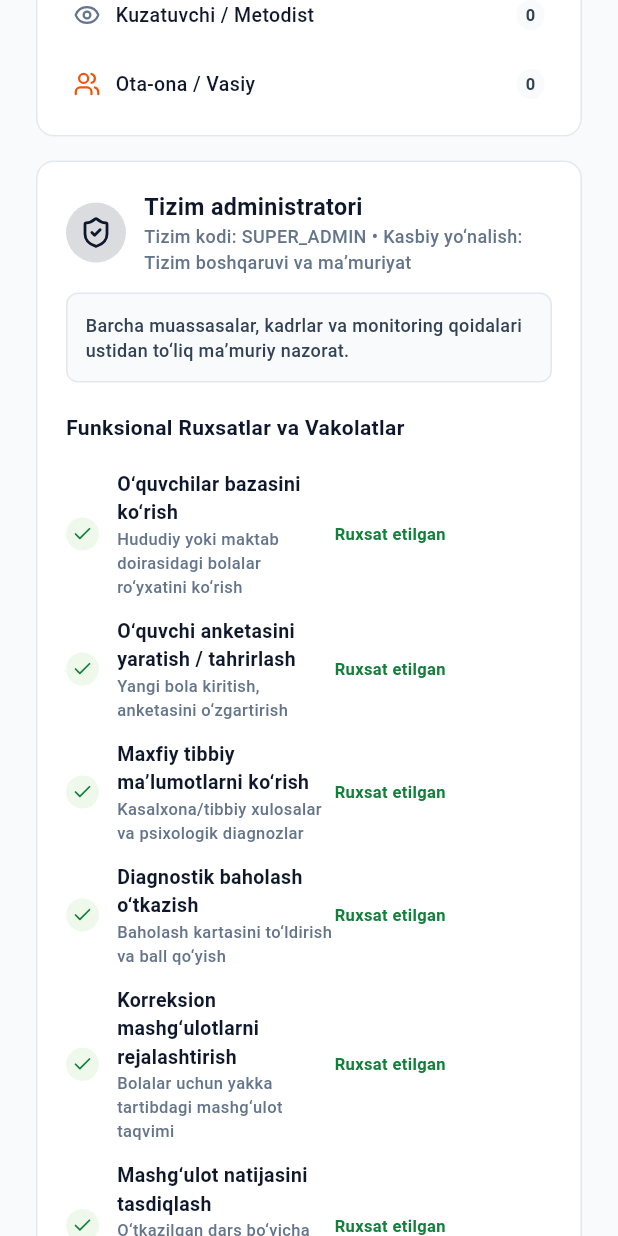
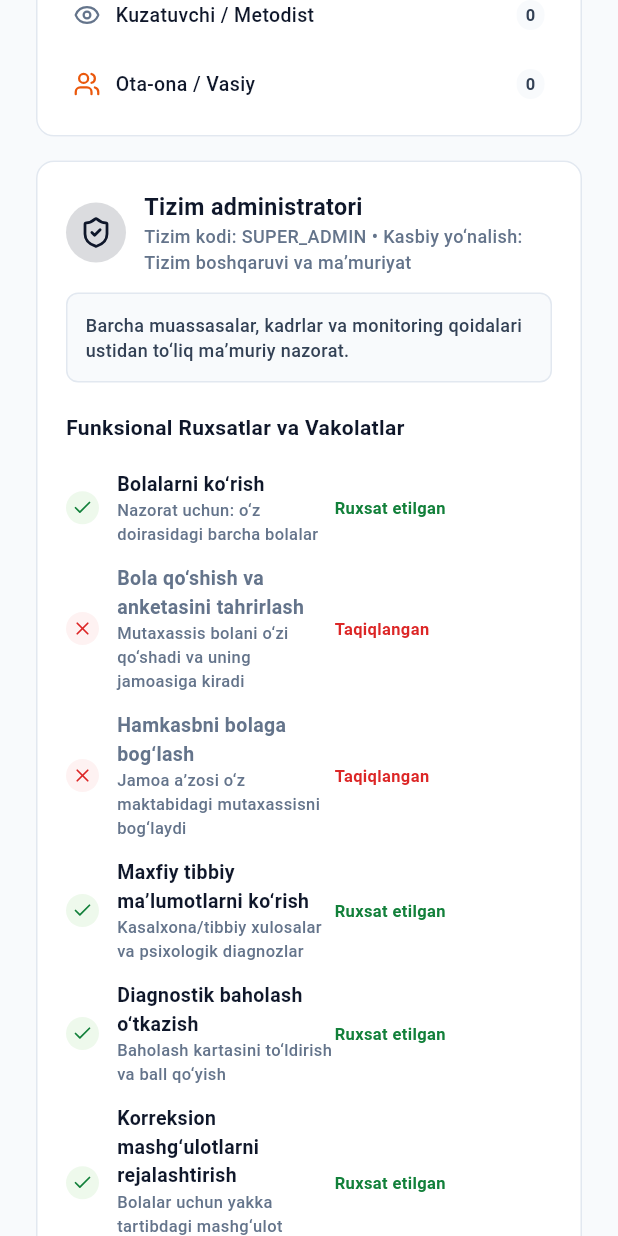
Before and after one commit to Barko-07/Talim-Nazorat, a Flutter app: the AdminRolesTab widget shown alone on an empty page, opened directly, scrolled down 576 dp, on a phone screen of 412 x 824 dp. Run offline on Flutter 3.47's test engine with Material 3 defaults, Android fonts, the phone set to English and light mode, and no system bars; our stand-ins replace fl_chart, flutter_animate, google_fonts, lucide_icons_flutter, qr_flutter, shared_preferences and 1 more; missing offline and left inert: dart:js_interop; accounts and stored records are empty.

Commit message:
fix(admin): roles page describes the team rules
Co-Authored-By: Claude Opus 5.5 <noreply@anthropic.com>

```diff
--- a/lib/screens/admin/tabs/admin_roles_tab.dart
+++ b/lib/screens/admin/tabs/admin_roles_tab.dart
@@ -2,6 +2,7 @@ import 'package:lucide_icons_flutter/lucide_icons.dart';
 import 'package:flutter/material.dart';
 import 'package:provider/provider.dart';
 
+import '../../../services/access_control_service.dart';
 import '../../../core/constants/app_colors.dart';
 import '../../../models/user_model.dart';
 import '../../../providers/app_provider.dart';
@@ -286,20 +287,33 @@ class _AdminRolesTabState extends State<AdminRolesTab> {
                       ),
                       const SizedBox(height: 12),
                       _buildPermissionItem(
-                        title: 'O‘quvchilar bazasini ko‘rish',
+                        title: 'Bolalarni ko‘rish',
                         description:
-                            'Hududiy yoki maktab doirasidagi bolalar ro‘yxatini ko‘rish',
+                            _selectedRole == UserRole.superAdmin ||
+                                    _selectedRole == UserRole.institutionAdmin
+                                ? 'Nazorat uchun: o‘z doirasidagi barcha bolalar'
+                                : 'Faqat o‘zi jamoasida bo‘lgan bolalar',
                         allowed: _selectedRole != UserRole.parent,
                       ),
                       _buildPermissionItem(
-                        title: 'O‘quvchi anketasini yaratish / tahrirlash',
+                        title: 'Bola qo‘shish va anketasini tahrirlash',
                         description:
-                            'Yangi bola kiritish, anketasini o‘zgartirish',
+                            'Mutaxassis bolani o‘zi qo‘shadi va uning jamoasiga kiradi',
                         allowed:
-                            _selectedRole == UserRole.superAdmin ||
-                            _selectedRole == UserRole.institutionAdmin ||
-                            _selectedRole == UserRole.coordinator ||
-                            _selectedRole == UserRole.teacher,
+                            AccessControlService.teamRoles.contains(
+                              _selectedRole,
+                            ) &&
+                            _selectedRole != UserRole.reviewer,
+                      ),
+                      _buildPermissionItem(
+                        title: 'Hamkasbni bolaga bog‘lash',
+                        description:
+                            'Jamoa a’zosi o‘z maktabidagi mutaxassisni bog‘laydi',
+                        allowed:
+                            AccessControlService.teamRoles.contains(
+                              _selectedRole,
+                            ) &&
+                            _selectedRole != UserRole.reviewer,
                       ),
                       _buildPermissionItem(
                         title: 'Maxfiy tibbiy ma’lumotlarni ko‘rish',
```
